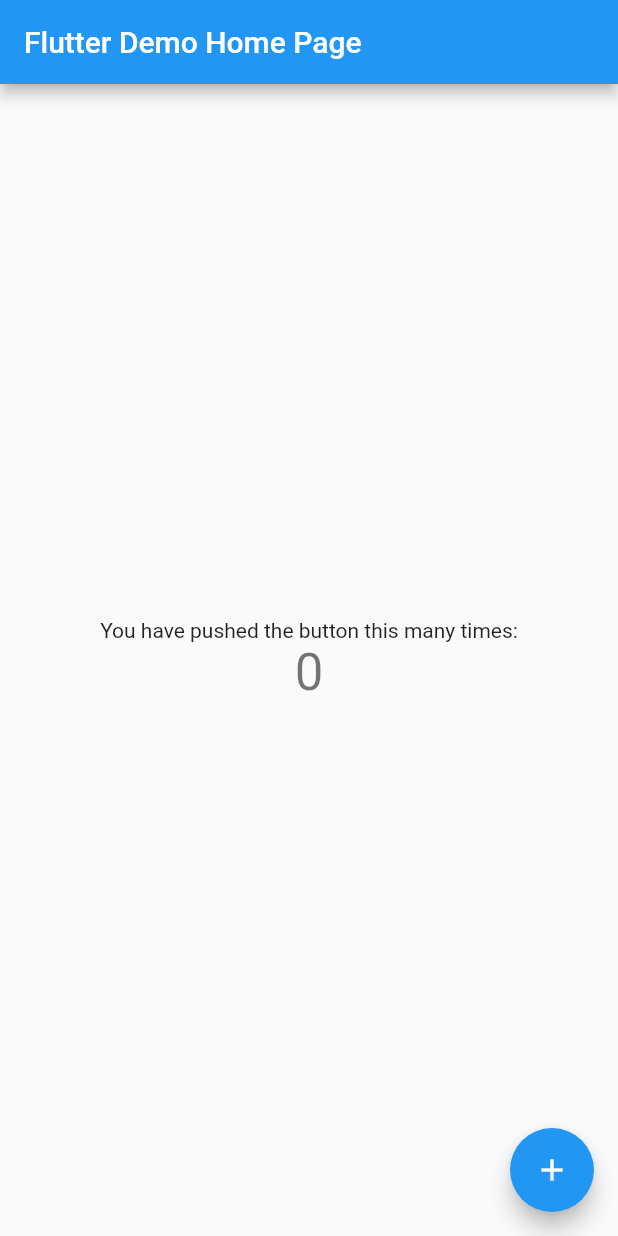
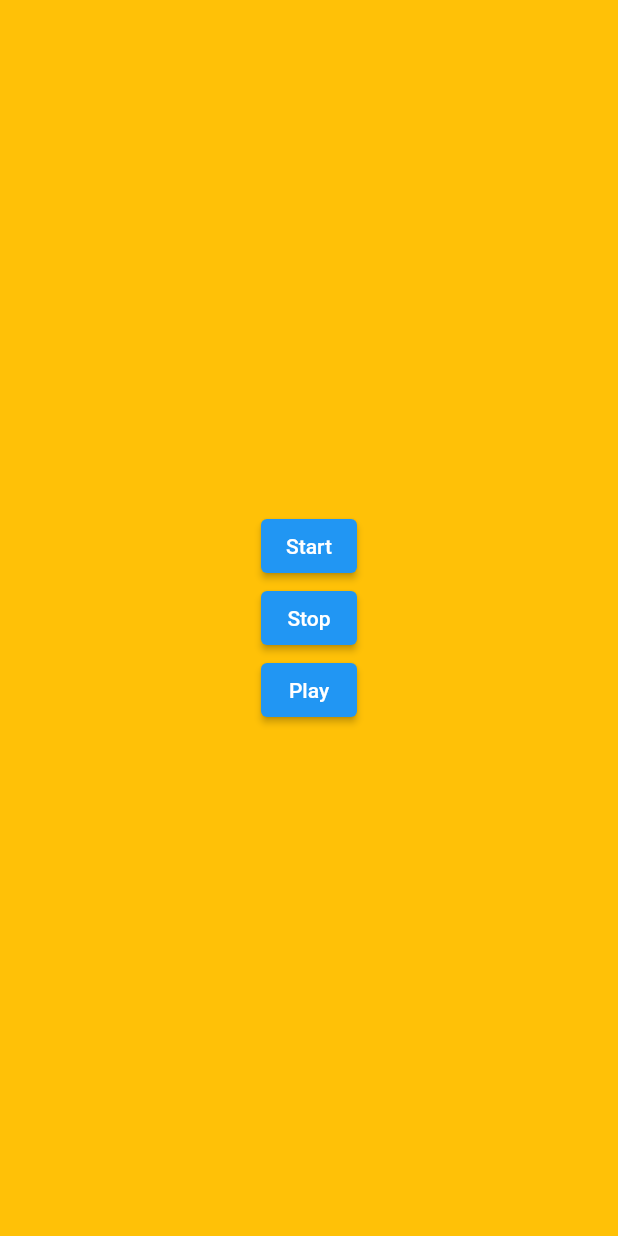
Before and after one commit to devshally/GRP8-Recorder, a Flutter app: the screen it shows after launch, on a phone screen of 412 x 824 dp. Run offline on Flutter 3.47's test engine with Material 2 defaults, Android fonts, the light colour scheme and no system bars; our stand-ins replace permission_handler; missing offline and left inert: flutter_sound.

Commit message:
Initial commit

```diff
--- a/lib/main.dart
+++ b/lib/main.dart
@@ -1,104 +1,172 @@
 import 'package:flutter/material.dart';
+import 'dart:async';
+import 'package:flutter/foundation.dart' show kIsWeb;
+import 'package:flutter_sound/flutter_sound.dart'; //This is the package for playing and recording sound.
+import 'package:permission_handler/permission_handler.dart'; //For permissions, check info.plist inside the ios folder to see the permission I added.
 
 void main() {
   runApp(MyApp());
 }
 
+typedef _Fn = void Function(); //Basically this is declaring void Function as _Fn so I don't have to type void function everytime I want to create a function.
+
 class MyApp extends StatelessWidget {
-  // This widget is the root of your application.
   @override
   Widget build(BuildContext context) {
     return MaterialApp(
       title: 'Flutter Demo',
-      theme: ThemeData(
-        primarySwatch: Colors.blue,
-      ),
-      home: MyHomePage(title: 'Flutter Demo Home Page'),
+      home: RecorderTest(),
     );
   }
 }
 
-class MyHomePage extends StatefulWidget {
-  MyHomePage({Key key, this.title}) : super(key: key);
+class RecorderTest extends StatefulWidget {
+  @override
+  _RecorderTestState createState() => _RecorderTestState();
+}
 
-  // This widget is the home page of your application. It is stateful, meaning
-  // that it has a State object (defined below) that contains fields that affect
-  // how it looks.
-
-  // This class is the configuration for the state. It holds the values (in this
-  // case the title) provided by the parent (in this case the App widget) and
-  // used by the build method of the State. Fields in a Widget subclass are
-  // always marked "final".
-
-  final String title;
+class _RecorderTestState extends State<RecorderTest> {
+  FlutterSoundPlayer _mPlayer = FlutterSoundPlayer();
+  FlutterSoundRecorder _mRecorder = FlutterSoundRecorder();
+  bool _mPlayerIsInited = false;
+  bool _mRecorderIsInited = false;
+  bool _mplaybackReady = false;
+  final String _mPath = 'flutter_sound_example.aac';
 
   @override
-  _MyHomePageState createState() => _MyHomePageState();
-}
+  //This starts with the app, you'll get here in your modules, i.e the initState(){}
+  void initState() {
+    _mPlayer.openAudioSession().then((value) {
+      setState(() {
+        _mPlayerIsInited = true;
+      });
+    });
 
-class _MyHomePageState extends State<MyHomePage> {
-  int _counter = 0;
+    openTheRecorder().then((value) {
+      setState(() {
+        _mRecorderIsInited = true;
+      });
+    });
+    super.initState();
+  }
 
-  void _incrementCounter() {
-    setState(() {
-      // This call to setState tells the Flutter framework that something has
-      // changed in this State, which causes it to rerun the build method below
-      // so that the display can reflect the updated values. If we changed
-      // _counter without calling setState(), then the build method would not be
-      // called again, and so nothing would appear to happen.
-      _counter++;
+  @override
+  void dispose() {
+    _mPlayer.closeAudioSession();
+    _mPlayer = null;
+
+    _mRecorder.closeAudioSession();
+    _mRecorder = null;
+    super.dispose();
+  }
+
+  Future<void> openTheRecorder() async {
+    if (!kIsWeb) {
+      var status = await Permission.microphone.request();
+      if (status != PermissionStatus.granted) {
+        throw RecordingPermissionException('Microphone permission not granted');
+      }
+    }
+    await _mRecorder.openAudioSession();
+    _mRecorderIsInited = true;
+  }
+
+  // ----------------------  Here is the code for recording and playback -------
+
+  void record() async {
+    _mRecorder
+        .startRecorder(
+      toFile: _mPath,
+      //codec: kIsWeb ? Codec.opusWebM : Codec.aacADTS,
+    )
+        .then((value) {
+      setState(() {});
     });
   }
 
+  void stopRecorder() async {
+    await _mRecorder.stopRecorder().then((value) {
+      setState(() {
+        //var url = value;
+        _mplaybackReady = true;
+      });
+    });
+  }
+
+  void play() async {
+    assert(_mPlayerIsInited &&
+        _mplaybackReady &&
+        _mRecorder.isStopped &&
+        _mPlayer.isStopped);
+    _mPlayer
+        .startPlayer(
+        fromURI: _mPath,
+        //codec: kIsWeb ? Codec.opusWebM : Codec.aacADTS,
+        whenFinished: () {
+          setState(() {});
+        })
+        .then((value) {
+      setState(() {});
+    });
+  }
+
+  void stopPlayer() {
+    _mPlayer.stopPlayer().then((value) {
+      setState(() {});
+    });
+  }
+
+// ----------------------------- UI --------------------------------------------
+
+  _Fn getRecorderFn() {
+    if (!_mRecorderIsInited || !_mPlayer.isStopped) {
+      return null;
+    }
+    return _mRecorder.isStopped ? record : stopRecorder;
+  }
+
+  _Fn getPlaybackFn() {
+    if (!_mPlayerIsInited || !_mplaybackReady || !_mRecorder.isStopped) {
+      return null;
+    }
+    return _mPlayer.isStopped ? play : stopPlayer;
+  }
+
   @override
+  //Feel free to play with the UI, actually please do...
   Widget build(BuildContext context) {
-    // This method is rerun every time setState is called, for instance as done
-    // by the _incrementCounter method above.
-    //
-    // The Flutter framework has been optimized to make rerunning build methods
-    // fast, so that you can just rebuild anything that needs updating rather
-    // than having to individually change instances of widgets.
     return Scaffold(
-      appBar: AppBar(
-        // Here we take the value from the MyHomePage object that was created by
-        // the App.build method, and use it to set our appbar title.
-        title: Text(widget.title),
-      ),
-      body: Center(
-        // Center is a layout widget. It takes a single child and positions it
-        // in the middle of the parent.
-        child: Column(
-          // Column is also a layout widget. It takes a list of children and
-          // arranges them vertically. By default, it sizes itself to fit its
-          // children horizontally, and tries to be as tall as its parent.
-          //
-          // Invoke "debug painting" (press "p" in the console, choose the
-          // "Toggle Debug Paint" action from the Flutter Inspector in Android
-          // Studio, or the "Toggle Debug Paint" command in Visual Studio Code)
-          // to see the wireframe for each widget.
-          //
-          // Column has various properties to control how it sizes itself and
-          // how it positions its children. Here we use mainAxisAlignment to
-          // center the children vertically; the main axis here is the vertical
-          // axis because Columns are vertical (the cross axis would be
-          // horizontal).
-          mainAxisAlignment: MainAxisAlignment.center,
-          children: <Widget>[
-            Text(
-              'You have pushed the button this many times:',
-            ),
-            Text(
-              '$_counter',
-              style: Theme.of(context).textTheme.headline4,
-            ),
-          ],
+      backgroundColor: Colors.amber,
+      body: SafeArea(
+        child: Center(
+          child: Column(
+            mainAxisAlignment: MainAxisAlignment.center,
+            children: [
+              ElevatedButton(
+                onPressed: () {
+                  record();
+                },
+                child: Text('Start'),
+                // color: Colors.green,
+              ),
+              ElevatedButton(
+                onPressed: () {
+                  stopRecorder();
+                },
+                child: Text('Stop'),
+                // color: Colors.red,
+              ),
+              ElevatedButton(
+                onPressed: () {
+                  play();
+                },
+                child: Text('Play'),
+                // color: Colors.blue,
+              ),
+            ],
+          ),
         ),
       ),
-      floatingActionButton: FloatingActionButton(
-        onPressed: _incrementCounter,
-        tooltip: 'Increment',
-        child: Icon(Icons.add),
-      ), // This trailing comma makes auto-formatting nicer for build methods.
     );
   }
 }
```
Also changed, not shown: 2 other files.
